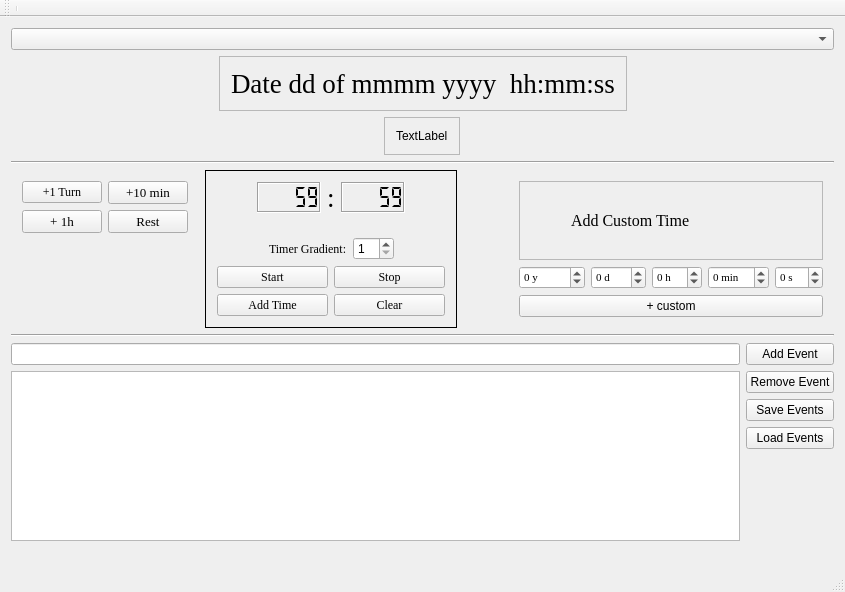
First picture: the form in mainwindow.ui, repository HTalarmo/dnd-calendar, before the edit.
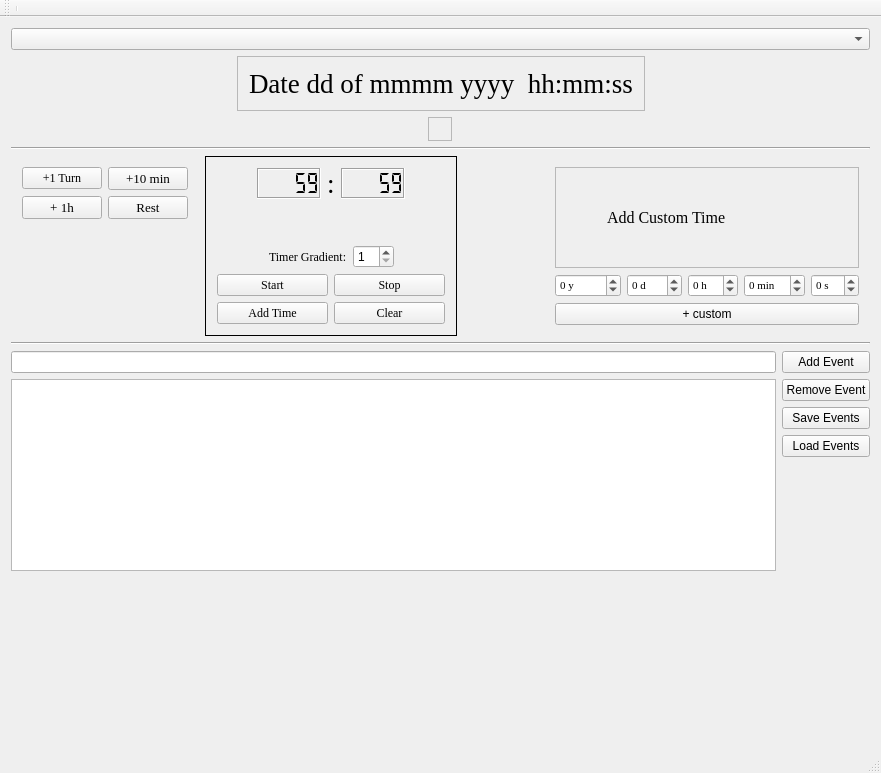
Second picture: the form after the edit.

```diff
--- a/mainwindow.ui
+++ b/mainwindow.ui
@@ -6,8 +6,8 @@
    <rect>
     <x>0</x>
     <y>0</y>
-    <width>845</width>
-    <height>592</height>
+    <width>881</width>
+    <height>773</height>
    </rect>
   </property>
   <property name="windowTitle">
@@ -87,15 +87,7 @@
       <property name="frameShadow">
        <enum>QFrame::Raised</enum>
       </property>
-      <layout class="QHBoxLayout" name="horizontalLayout">
-       <item>
-        <widget class="QLabel" name="moon_test_label">
-         <property name="text">
-          <string>TextLabel</string>
-         </property>
-        </widget>
-       </item>
-      </layout>
+      <layout class="QHBoxLayout" name="horizontalLayout"/>
      </widget>
     </item>
     <item>
```
Left out of the diff: 4 changed lines with no effect on the pictures.
